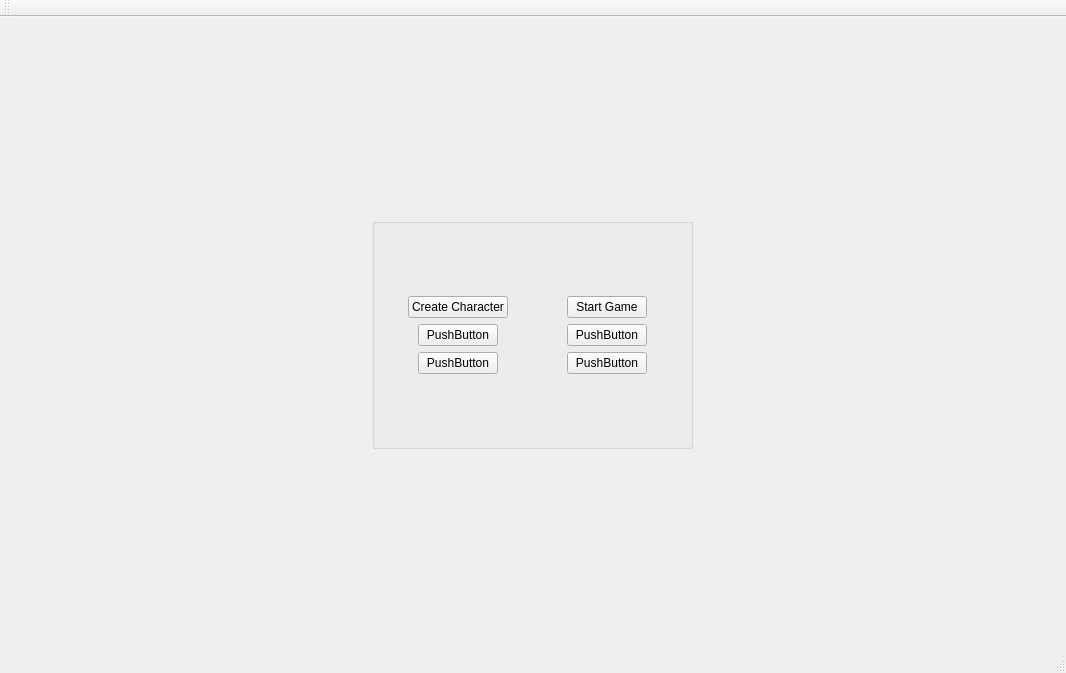
Above: source/Moredor/gamewindow.ui from rcuhljr/mordor-reboot before the change. Below: the same form after it.
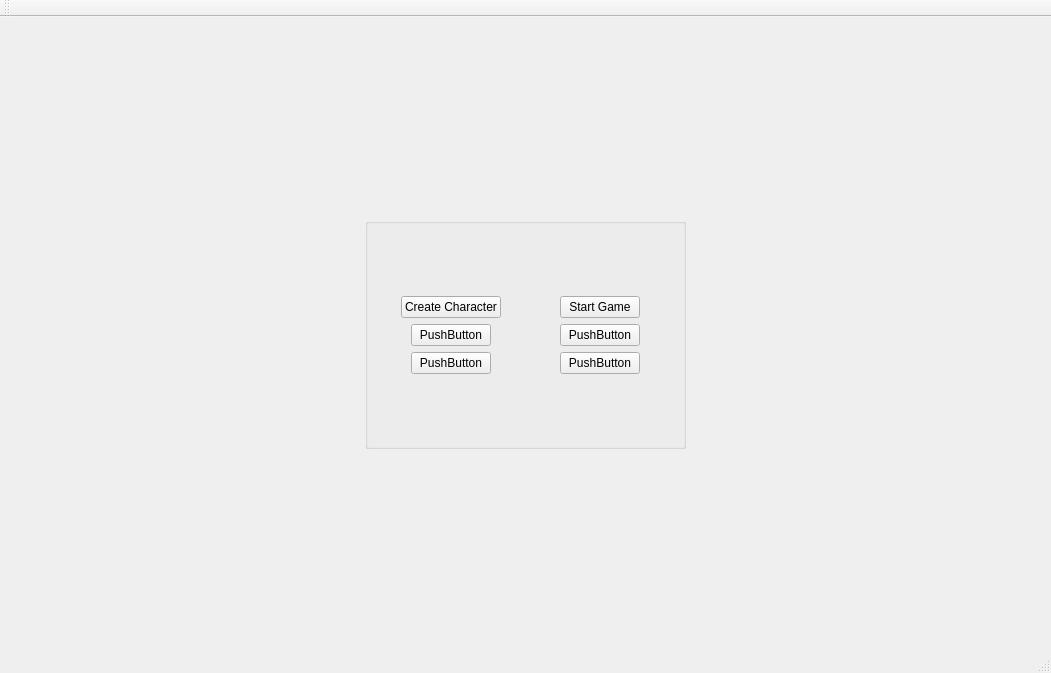
That is the form after the change.

Patch:
```diff
--- a/source/Moredor/gamewindow.ui
+++ b/source/Moredor/gamewindow.ui
@@ -6,7 +6,7 @@
    <rect>
     <x>0</x>
     <y>0</y>
-    <width>1066</width>
+    <width>1051</width>
     <height>673</height>
    </rect>
   </property>
```
Left out of the diff: 2 changed lines with no effect on the pictures.
